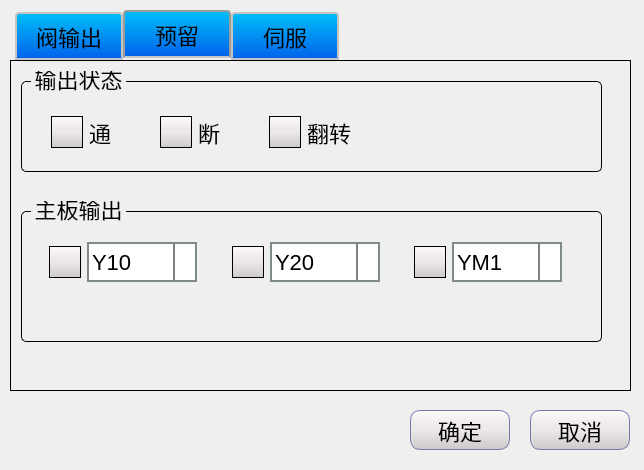
Before: the Qt Designer form dialogs/keydefinedialog.ui in Jade-yun/MachineTool, drawn with Qt 5.
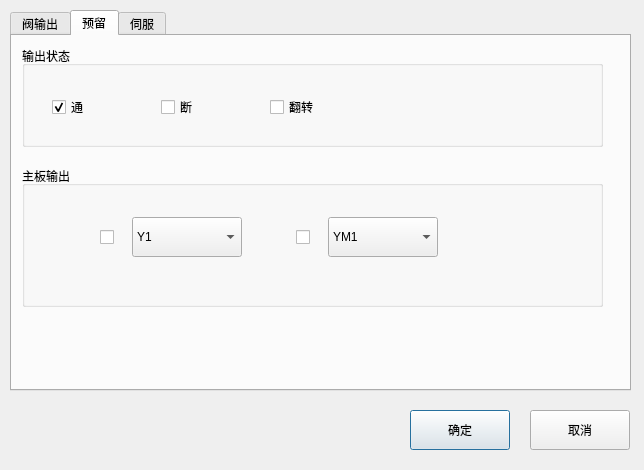
After: the same form once the commit is applied. The open tabs and pages were chosen to show the change. Icons and pictures are not drawn.

Commit message: 清除构件单独样式和设置部分重新布局

```diff
--- a/dialogs/keydefinedialog.ui
+++ b/dialogs/keydefinedialog.ui
@@ -14,160 +14,7 @@
    <string>Dialog</string>
   </property>
   <property name="styleSheet">
-   <string notr="true">QLabel { 
-	font-family: 'SimSun';
-	font-size: 22px; 
-}
-
-QWidget{ 
-	font-family: 'SimSun';
-	font-size: 22px; 
-}
-
-/************************************************/
-QPushButton
-{
-    background-color:#F0F4FD;
-    border-style:solid; /*边框风格*/
-    border-width:1px;/*边框宽度*/
-    border-color:#7A77AC; /*边框颜色*/
-    border-radius:10px; /*边框倒角*/
-/*
-	font-family: DejaVuSansMono;
-*/
-	font-weight:normal;
-	font-family: 'SimSun';
-	background: qlineargradient(x1: 0, y1: 0, x2: 0, y2: 1,stop: 0 #FFFAFA, stop: 0.4 #EEE9E9,stop: 0.5 #EEE9E9, stop: 1.0 #CDC9C9);
-}
-QPushButton:pressed
-{
-    border-style:outset; /*边框风格*/
-    background-color:qlineargradient(x1: 0, y1: 0, x2: 0, y2: 1, stop:0 #00befa, stop: 1 #0160ea);/*背景色*/
-    border-width:1px;/*边框宽度*/
-    border-color:#0055ff; /*边框颜色*/
-    border-radius:10px; /*边框倒角*/
-}
-
-/******************************************************/
-QGroupBox {
-	border: 1px solid black;
-	border-radius:5px;
-	margin-top:10px; 
-}
-QGroupBox::title { 
-	subcontrol-origin: margin;
-	left: 10px;
-	bottom: 5px;
-}
-/*****************************************************/
-QCheckBox { 
-/*
-	font-size: 20px;
-	font-weight:normal;
-	font-family: 'SimSun';
-*/
-}
-QCheckBox::indicator{
-	width: 30px;
-	height: 30px;
-	border: 1px solid black; 
-	background-color: qlineargradient(x1: 0, y1: 0, x2: 0, y2: 1,stop: 0 #FFFAFA, stop: 0.4 #EEE9E9,stop: 0.5 #EEE9E9, stop: 1.0 #CDC9C9);
-}
-
-QCheckBox::indicator:checked {
-background-color: qlineargradient(x1 : 0, y1 : 0, x2 : 1, y2 : 0,stop : 0 #F8F8FF, stop: 1 #1E90FF); 
-        image: url(:/images/check_mark.png);
-        border-image: none;
-    }
-
-/*****************************************************************/
-QComboBox::!editable {
-	border: 2px solid #808A87; /* 边框宽度和颜色 */
-}
-QComboBox::drop-down {
-    subcontrol-origin: padding-right;
-    subcontrol-position: top right;
-    width: 20px; /* 下拉箭头宽度 */
-    border-left-width: 2px; /* 文本和箭头之间的分隔线宽度 */
-    border-left-color: gray; /* 文本和箭头之间的分隔线颜色 */
-    border-left-style: solid; /* 文本和箭头之间的分隔线样式 */
-}
-QComboBox::down-arrow {
-    image: url(:/images/arrow_down_normal.png); /* 自定义下拉箭头图片 */
-}
-
-QComboBox QAbstractItemView::item:hover{ 
-  background-color:#409CE1;
-  color:rgb(252, 233, 79);
-}
-QComboBox QAbstractItemView::item:selected{
-  background-color:#909CE1;
-  color:rgb(252, 200, 140);
-}
-/**************************************************/
-QTabWidget::tab-bar{
-        alignment:left;
-}
-QTabBar::tab{
-	background:rgb(160, 160, 160);
-	width:100px;
-	height:40px;
-}
-/*
-QTabBar::tab:hover{
-	background:rgb(255, 255, 255, 100);
-}
-*/
-QTabBar::tab:selected {
-      border-color: #9B9B9B;
-      border-bottom-color: #C2C7CB; /* same as pane color */
-  }
-QTabBar::tab:!selected {
-      margin-top: 2px; /* make non-selected tabs look smaller */
-  }
-  QTabWidget::pane { /* The tab widget frame */
-      border-top: 2px solid #C2C7CB;
-  }
-
-  QTabWidget::tab-bar {
-      left: 5px; /* move to the right by 5px */
-  }
-
-  /* Style the tab using the tab sub-control. Note that
-      it reads QTabBar _not_ QTabWidget */
-  QTabBar::tab {
-
-	background-color:qlineargradient(x1 : 0, y1 : 0, x2 : 0, y2 : 1, stop : 0 #00befa, stop: 1 #0160ea);
-      border: 2px solid #C4C4C3;
-      border-bottom-color: #C2C7CB; /* same as the pane color */
-      border-top-left-radius: 4px;
-      border-top-right-radius: 4px;
-      min-width: 8ex;
-      padding: 2px;
-  }
-
-  QTabBar::tab:selected, QTabBar::tab:hover {
-      background: qlineargradient(x1: 0, y1: 0, x2: 0, y2: 1,
-                                  stop: 0 #fafafa, stop: 0.4 #f4f4f4,
-                                  stop: 0.5 #e7e7e7, stop: 1.0 #fafafa);
-  }
-
-  QTabBar::tab:selected {
-      border-color: #9B9B9B;
-      border-bottom-color: #C2C7CB; /* same as pane color */
-  }
-
-  QTabBar::tab:!selected {
-      margin-top: 2px; /* make non-selected tabs look smaller */
-  }
-
-QTabWidget::pane {
-    border: 1px solid #000000; /* 设置边框样式和颜色 */
-}
-
-
-
-</string>
+   <string notr="true"/>
   </property>
   <widget class="QTabWidget" name="tabWidget">
    <property name="geometry">
@@ -476,7 +323,7 @@
      <property name="geometry">
       <rect>
        <x>10</x>
-       <y>140</y>
+       <y>130</y>
        <width>581</width>
        <height>141</height>
       </rect>
@@ -487,15 +334,27 @@
      <widget class="QWidget" name="layoutWidget">
       <property name="geometry">
        <rect>
-        <x>0</x>
-        <y>40</y>
-        <width>541</width>
+        <x>30</x>
+        <y>50</y>
+        <width>401</width>
         <height>42</height>
        </rect>
       </property>
-      <layout class="QHBoxLayout" name="horizontalLayout_6">
-       <item>
-        <widget class="QCheckBox" name="checkBox_12">
+      <layout class="QGridLayout" name="gridLayout_2">
+       <item row="0" column="0">
+        <widget class="QCheckBox" name="checkBox_15">
+         <property name="minimumSize">
+          <size>
+           <width>50</width>
+           <height>40</height>
+          </size>
+         </property>
+         <property name="maximumSize">
+          <size>
+           <width>50</width>
+           <height>40</height>
+          </size>
+         </property>
          <property name="layoutDirection">
           <enum>Qt::RightToLeft</enum>
          </property>
@@ -504,8 +363,8 @@
          </property>
         </widget>
        </item>
-       <item>
-        <widget class="QComboBox" name="comboBox_5">
+       <item row="0" column="1">
+        <widget class="QComboBox" name="comboBox_9">
          <property name="minimumSize">
           <size>
            <width>110</width>
@@ -518,6 +377,51 @@
            <height>40</height>
           </size>
          </property>
+         <item>
+          <property name="text">
+           <string>Y1</string>
+          </property>
+         </item>
+         <item>
+          <property name="text">
+           <string>Y2</string>
+          </property>
+         </item>
+         <item>
+          <property name="text">
+           <string>Y3</string>
+          </property>
+         </item>
+         <item>
+          <property name="text">
+           <string>Y4</string>
+          </property>
+         </item>
+         <item>
+          <property name="text">
+           <string>Y5</string>
+          </property>
+         </item>
+         <item>
+          <property name="text">
+           <string>Y6</string>
+          </property>
+         </item>
+         <item>
+          <property name="text">
+           <string>Y7</string>
+          </property>
+         </item>
+         <item>
+          <property name="text">
+           <string>Y8</string>
+          </property>
+         </item>
+         <item>
+          <property name="text">
+           <string>Y9</string>
+          </property>
+         </item>
          <item>
           <property name="text">
            <string>Y10</string>
@@ -558,32 +462,16 @@
            <string>Y17</string>
           </property>
          </item>
-        </widget>
-       </item>
-       <item>
-        <widget class="QCheckBox" name="checkBox_13">
-         <property name="layoutDirection">
-          <enum>Qt::RightToLeft</enum>
-         </property>
-         <property name="text">
-          <string/>
-         </property>
-        </widget>
-       </item>
-       <item>
-        <widget class="QComboBox" name="comboBox_6">
-         <property name="minimumSize">
-          <size>
-           <width>110</width>
-           <height>40</height>
-          </size>
-         </property>
-         <property name="maximumSize">
-          <size>
-           <width>110</width>
-           <height>40</height>
-          </size>
-         </property>
+         <item>
+          <property name="text">
+           <string>Y18</string>
+          </property>
+         </item>
+         <item>
+          <property name="text">
+           <string>Y19</string>
+          </property>
+         </item>
          <item>
           <property name="text">
            <string>Y20</string>
@@ -626,8 +514,20 @@
          </item>
         </widget>
        </item>
-       <item>
-        <widget class="QCheckBox" name="checkBox_14">
+       <item row="0" column="2">
+        <widget class="QCheckBox" name="checkBox_18">
+         <property name="minimumSize">
+          <size>
+           <width>50</width>
+           <height>40</height>
+          </size>
+         </property>
+         <property name="maximumSize">
+          <size>
+           <width>50</width>
+           <height>40</height>
+          </size>
+         </property>
          <property name="layoutDirection">
           <enum>Qt::RightToLeft</enum>
          </property>
@@ -636,8 +536,8 @@
          </property>
         </widget>
        </item>
-       <item>
-        <widget class="QComboBox" name="comboBox_7">
+       <item row="0" column="3">
+        <widget class="QComboBox" name="comboBox_10">
          <property name="minimumSize">
           <size>
            <width>110</width>
@@ -719,6 +619,12 @@
          <property name="text">
           <string>通</string>
          </property>
+         <property name="checked">
+          <bool>true</bool>
+         </property>
+         <property name="autoExclusive">
+          <bool>true</bool>
+         </property>
         </widget>
        </item>
        <item>
```
Left out of the diff: 94 changed lines with no effect on the pictures. The commit also changes 22 other files.
